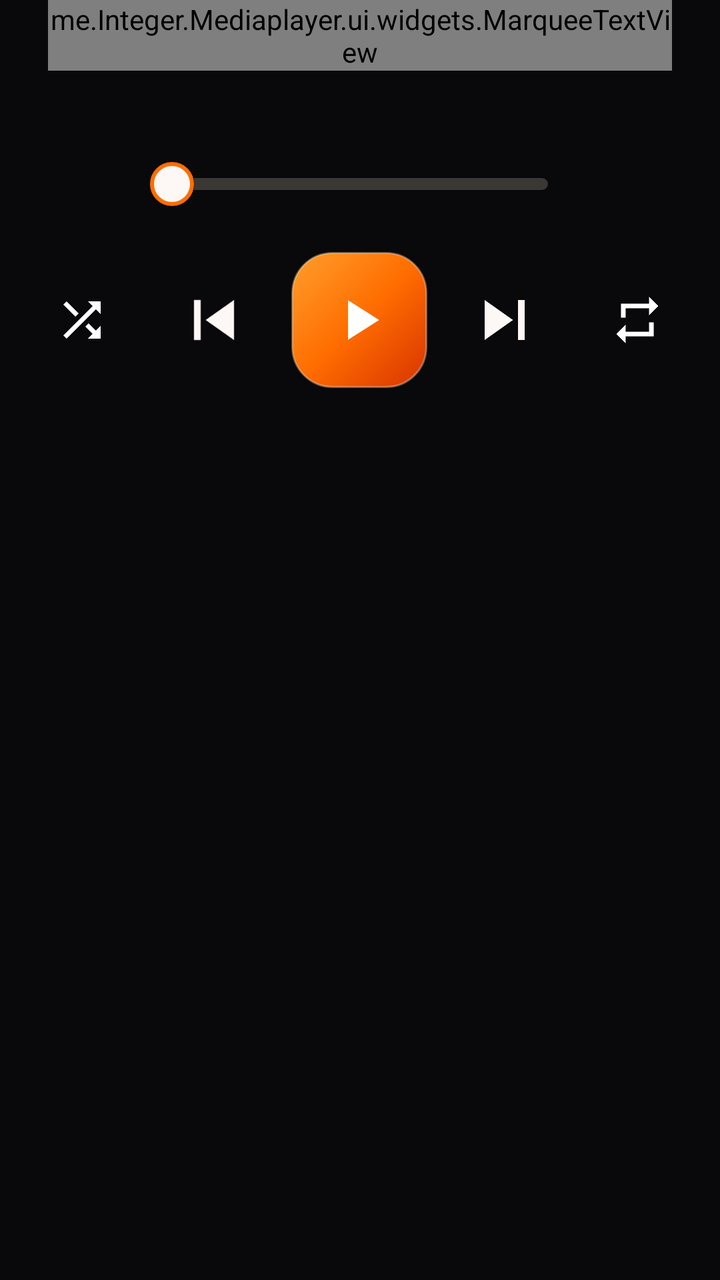
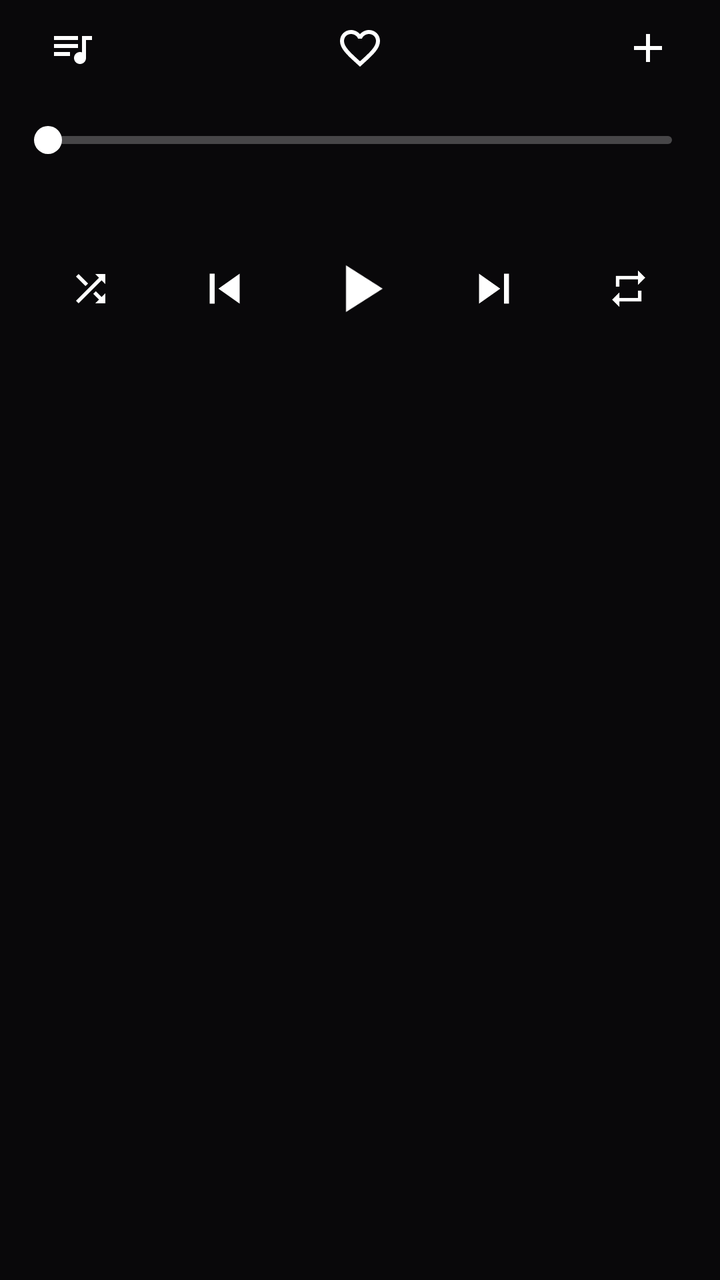

Before-and-after screenshots of an Android layout around one commit, followed by the original layout XML and the change that was made.
<!-- AndroidManifest.xml: application theme Theme.Mediaplayer -->
<!-- res/layout/player_panel.xml -->
<?xml version="1.0" encoding="utf-8"?>
<LinearLayout xmlns:android="http://schemas.android.com/apk/res/android"
    android:layout_width="match_parent"
    android:layout_height="wrap_content"
    android:clipChildren="false"
    android:orientation="vertical"
    android:paddingBottom="16dp">

    
    <LinearLayout
        android:id="@+id/playerTextBlock"
        android:layout_width="match_parent"
        android:layout_height="wrap_content"
        android:orientation="vertical"
        android:paddingLeft="24dp"
        android:paddingRight="24dp">

        <me.Integer.Mediaplayer.ui.widgets.MarqueeTextView
            android:id="@+id/playerTitle"
            android:layout_width="match_parent"
            android:layout_height="wrap_content"
            android:textColor="#FFFFFF"
            android:textSize="26sp"
            android:textStyle="bold" />

        <TextView
            android:id="@+id/playerArtist"
            android:layout_width="match_parent"
            android:layout_height="wrap_content"
            android:layout_marginTop="2dp"
            android:ellipsize="end"
            android:singleLine="true"
            android:textColor="#E6D7CF"
            android:textSize="17sp" />
    </LinearLayout>

    <LinearLayout
        android:layout_width="match_parent"
        android:layout_height="wrap_content"
        android:layout_marginTop="10dp"
        android:gravity="center_vertical"
        android:orientation="horizontal"
        android:paddingLeft="20dp"
        android:paddingRight="20dp">

        <TextView
            android:id="@+id/playerElapsed"
            android:layout_width="52dp"
            android:layout_height="wrap_content"
            android:maxLines="1"
            android:textColor="#E6D7CF"
            android:textSize="13sp" />

        <SeekBar
            android:id="@+id/playerSeek"
            android:layout_width="0dp"
            android:layout_height="44dp"
            android:layout_weight="1"
            android:contentDescription="@string/player_seek"
            android:maxHeight="6dp"
            android:minHeight="6dp"
            android:paddingLeft="14dp"
            android:paddingRight="14dp"
            android:progressDrawable="@drawable/player_seek_progress"
            android:thumb="@drawable/player_seek_thumb" />

        <TextView
            android:id="@+id/playerDuration"
            android:layout_width="52dp"
            android:layout_height="wrap_content"
            android:gravity="end"
            android:maxLines="1"
            android:textColor="#E6D7CF"
            android:textSize="13sp" />
    </LinearLayout>

    
    <LinearLayout
        android:layout_width="match_parent"
        android:layout_height="84dp"
        android:layout_marginTop="4dp"
        android:clipChildren="false"
        android:orientation="horizontal"
        android:paddingLeft="8dp"
        android:paddingRight="8dp">

        <FrameLayout
            android:id="@+id/playerShuffle"
            android:layout_width="0dp"
            android:layout_height="match_parent"
            android:layout_weight="1"
            android:background="@drawable/player_cell_bg"
            android:clickable="true"
            android:contentDescription="@string/player_shuffle"
            android:focusable="true">

            <ImageView
                android:id="@+id/playerShuffleIcon"
                android:layout_width="28dp"
                android:layout_height="28dp"
                android:layout_gravity="center"
                android:contentDescription="@null"
                android:src="@drawable/player_ic_shuffle" />
        </FrameLayout>

        <FrameLayout
            android:id="@+id/playerPrevious"
            android:layout_width="0dp"
            android:layout_height="match_parent"
            android:layout_weight="1"
            android:background="@drawable/player_cell_bg"
            android:clickable="true"
            android:contentDescription="@string/player_previous"
            android:focusable="true">

            <ImageView
                android:id="@+id/playerPreviousIcon"
                android:layout_width="40dp"
                android:layout_height="40dp"
                android:layout_gravity="center"
                android:contentDescription="@null"
                android:src="@drawable/player_ic_previous"
                android:tint="#FDF8F5" />
        </FrameLayout>

        <FrameLayout
            android:id="@+id/playerPlay"
            android:layout_width="0dp"
            android:layout_height="match_parent"
            android:layout_weight="1.2"
            android:background="@drawable/player_cell_bg"
            android:clickable="true"
            android:clipChildren="false"
            android:contentDescription="@string/player_play"
            android:focusable="true">

            <View
                android:id="@+id/playerPlayPulse"
                android:layout_width="68dp"
                android:layout_height="68dp"
                android:layout_gravity="center"
                android:alpha="0"
                android:background="@drawable/player_play_pulse" />

            <FrameLayout
                android:id="@+id/playerPlayButton"
                android:layout_width="68dp"
                android:layout_height="68dp"
                android:layout_gravity="center"
                android:background="@drawable/player_play_bg">

                <ImageView
                    android:id="@+id/playerPlayIcon"
                    android:layout_width="match_parent"
                    android:layout_height="match_parent"
                    android:contentDescription="@null"
                    android:padding="17dp"
                    android:src="@drawable/player_ic_play"
                    android:tint="#FFFFFF" />
            </FrameLayout>
        </FrameLayout>

        <FrameLayout
            android:id="@+id/playerNext"
            android:layout_width="0dp"
            android:layout_height="match_parent"
            android:layout_weight="1"
            android:background="@drawable/player_cell_bg"
            android:clickable="true"
            android:contentDescription="@string/player_next"
            android:focusable="true">

            <ImageView
                android:id="@+id/playerNextIcon"
                android:layout_width="40dp"
                android:layout_height="40dp"
                android:layout_gravity="center"
                android:contentDescription="@null"
                android:src="@drawable/player_ic_next"
                android:tint="#FDF8F5" />
        </FrameLayout>

        <FrameLayout
            android:id="@+id/playerRepeat"
            android:layout_width="0dp"
            android:layout_height="match_parent"
            android:layout_weight="1"
            android:background="@drawable/player_cell_bg"
            android:clickable="true"
            android:contentDescription="@string/player_repeat"
            android:focusable="true">

            <ImageView
                android:id="@+id/playerRepeatIcon"
                android:layout_width="28dp"
                android:layout_height="28dp"
                android:layout_gravity="center"
                android:contentDescription="@null"
                android:src="@drawable/player_ic_repeat" />
        </FrameLayout>
    </LinearLayout>

</LinearLayout>
<!-- resources referenced by this layout -->
<resources>
  <!-- drawable player_ic_play (drawable) -->
  <vector xmlns:android="http://schemas.android.com/apk/res/android"
      android:width="24dp"
      android:height="24dp"
      android:viewportWidth="24"
      android:viewportHeight="24">
      <path
          android:fillColor="#FFFFFFFF"
          android:pathData="M8,5v14l11,-7z" />
  </vector>
  <!-- drawable player_play_bg (drawable) -->
  <?xml version="1.0" encoding="utf-8"?>
  <shape xmlns:android="http://schemas.android.com/apk/res/android"
      android:shape="rectangle">
      <corners android:radius="20dp" />
      <gradient
          android:angle="315"
          android:startColor="#FFFF9E2C"
          android:centerColor="#FFFF6D00"
          android:endColor="#FFD83400"
          android:type="linear" />
      <stroke
          android:width="1dp"
          android:color="#55FFF3E0" />
  </shape>
  <!-- drawable player_play_pulse (drawable) -->
  <?xml version="1.0" encoding="utf-8"?>
  <shape xmlns:android="http://schemas.android.com/apk/res/android"
      android:shape="rectangle">
      <corners android:radius="20dp" />
      <solid android:color="#00000000" />
      <stroke
          android:width="3dp"
          android:color="#FFFF6D00" />
  </shape>
  <!-- drawable player_seek_progress (drawable) -->
  <?xml version="1.0" encoding="utf-8"?>
  <layer-list xmlns:android="http://schemas.android.com/apk/res/android">
      <item android:id="@android:id/background">
          <shape android:shape="rectangle">
              <corners android:radius="3dp" />
              <size android:height="6dp" />
              <solid android:color="#33FFF3E0" />
          </shape>
      </item>
      <item android:id="@android:id/progress">
          <clip>
              <shape android:shape="rectangle">
                  <corners android:radius="3dp" />
                  <size android:height="6dp" />
                  <gradient
                      android:angle="0"
                      android:startColor="#FFE64A19"
                      android:centerColor="#FFFF6D00"
                      android:endColor="#FFFFAB40"
                      android:type="linear" />
              </shape>
          </clip>
      </item>
  </layer-list>
  <!-- drawable player_seek_thumb (drawable) -->
  <?xml version="1.0" encoding="utf-8"?>
  <shape xmlns:android="http://schemas.android.com/apk/res/android"
      android:shape="oval">
      <solid android:color="#FFFDF8F5" />
      <stroke
          android:width="2dp"
          android:color="#FF6D00" />
      <size
          android:width="22dp"
          android:height="22dp" />
  </shape>
  <string name="player_next">Next track</string>
  <string name="player_play">Play</string>
  <string name="player_previous">Previous track</string>
  <string name="player_repeat">Repeat</string>
  <string name="player_seek">Song position</string>
  <string name="player_shuffle">Shuffle</string>
  <color name="accent">#FFFF6D00</color>
  <color name="background">#FF09080A</color>
  <!-- drawable ic_splash_empty (drawable) -->
  <?xml version="1.0" encoding="utf-8"?>
  <vector xmlns:android="http://schemas.android.com/apk/res/android"
      android:width="1dp"
      android:height="1dp"
      android:viewportWidth="1"
      android:viewportHeight="1" />
  <!-- unchanged entries left out for length: 6 -->
</resources>

<!-- the commit's change to res/layout/player_panel.xml (unified diff, before → after) -->
@@ -4,85 +4,134 @@
     android:layout_height="wrap_content"
     android:clipChildren="false"
     android:orientation="vertical"
-    android:paddingBottom="16dp">
+    android:paddingBottom="20dp">
 
     
     <LinearLayout
-        android:id="@+id/playerTextBlock"
+        android:layout_width="match_parent"
+        android:layout_height="48dp"
+        android:gravity="center_vertical"
+        android:orientation="horizontal"
+        android:paddingLeft="12dp"
+        android:paddingRight="12dp">
+
+        <FrameLayout
+            android:id="@+id/playerQueue"
+            android:layout_width="48dp"
+            android:layout_height="48dp"
+            android:background="@drawable/player_cell_bg"
+            android:clickable="true"
+            android:contentDescription="@string/player_queue"
+            android:focusable="true">
+
+            <ImageView
+                android:id="@+id/playerQueueIcon"
+                android:layout_width="24dp"
+                android:layout_height="24dp"
+                android:layout_gravity="center"
+                android:contentDescription="@null"
+                android:src="@drawable/player_ic_queue"
+                android:tint="#FFFFFF" />
+        </FrameLayout>
+
+        <View
+            android:layout_width="0dp"
+            android:layout_height="1dp"
+            android:layout_weight="1" />
+
+        <FrameLayout
+            android:id="@+id/playerFavorite"
+            android:layout_width="48dp"
+            android:layout_height="48dp"
+            android:background="@drawable/player_cell_bg"
+            android:clickable="true"
+            android:contentDescription="@string/player_favorite"
+            android:focusable="true">
+
+            <ImageView
+                android:id="@+id/playerFavoriteIcon"
+                android:layout_width="24dp"
+                android:layout_height="24dp"
+                android:layout_gravity="center"
+                android:contentDescription="@null"
+                android:src="@drawable/player_ic_heart_outline"
+                android:tint="#FFFFFF" />
+        </FrameLayout>
+
+        <View
+            android:layout_width="0dp"
+            android:layout_height="1dp"
+            android:layout_weight="1" />
+
+        <FrameLayout
+            android:id="@+id/playerAdd"
+            android:layout_width="48dp"
+            android:layout_height="48dp"
+            android:background="@drawable/player_cell_bg"
+            android:clickable="true"
+            android:contentDescription="@string/player_add_playlist"
+            android:focusable="true">
+
+            <ImageView
+                android:id="@+id/playerAddIcon"
+                android:layout_width="24dp"
+                android:layout_height="24dp"
+                android:layout_gravity="center"
+                android:contentDescription="@null"
+                android:src="@drawable/player_ic_add"
+                android:tint="#FFFFFF" />
+        </FrameLayout>
+    </LinearLayout>
+
+    <SeekBar
+        android:id="@+id/playerSeek"
+        android:layout_width="match_parent"
+        android:layout_height="32dp"
+        android:layout_marginTop="6dp"
+        android:contentDescription="@string/player_seek"
+        android:maxHeight="4dp"
+        android:minHeight="4dp"
+        android:paddingLeft="24dp"
+        android:paddingRight="24dp"
+        android:progressDrawable="@drawable/player_seek_progress"
+        android:splitTrack="false"
+        android:thumb="@drawable/player_seek_thumb" />
+
+    <LinearLayout
         android:layout_width="match_parent"
         android:layout_height="wrap_content"
-        android:orientation="vertical"
+        android:orientation="horizontal"
         android:paddingLeft="24dp"
         android:paddingRight="24dp">
 
-        <me.Integer.Mediaplayer.ui.widgets.MarqueeTextView
-            android:id="@+id/playerTitle"
-            android:layout_width="match_parent"
-            android:layout_height="wrap_content"
-            android:textColor="#FFFFFF"
-            android:textSize="26sp"
-            android:textStyle="bold" />
-
-        <TextView
-            android:id="@+id/playerArtist"
-            android:layout_width="match_parent"
-            android:layout_height="wrap_content"
-            android:layout_marginTop="2dp"
-            android:ellipsize="end"
-            android:singleLine="true"
-            android:textColor="#E6D7CF"
-            android:textSize="17sp" />
-    </LinearLayout>
-
-    <LinearLayout
-        android:layout_width="match_parent"
-        android:layout_height="wrap_content"
-        android:layout_marginTop="10dp"
-        android:gravity="center_vertical"
-        android:orientation="horizontal"
-        android:paddingLeft="20dp"
-        android:paddingRight="20dp">
-
         <TextView
             android:id="@+id/playerElapsed"
-            android:layout_width="52dp"
+            android:layout_width="0dp"
             android:layout_height="wrap_content"
+            android:layout_weight="1"
             android:maxLines="1"
-            android:textColor="#E6D7CF"
-            android:textSize="13sp" />
-
-        <SeekBar
-            android:id="@+id/playerSeek"
-            android:layout_width="0dp"
-            android:layout_height="44dp"
-            android:layout_weight="1"
-            android:contentDescription="@string/player_seek"
-            android:maxHeight="6dp"
-            android:minHeight="6dp"
-            android:paddingLeft="14dp"
-            android:paddingRight="14dp"
-            android:progressDrawable="@drawable/player_seek_progress"
-            android:thumb="@drawable/player_seek_thumb" />
+            android:textColor="#B3FFFFFF"
+            android:textSize="12sp" />
 
         <TextView
             android:id="@+id/playerDuration"
-            android:layout_width="52dp"
+            android:layout_width="wrap_content"
             android:layout_height="wrap_content"
             android:gravity="end"
             android:maxLines="1"
-            android:textColor="#E6D7CF"
-            android:textSize="13sp" />
+            android:textColor="#B3FFFFFF"
+            android:textSize="12sp" />
     </LinearLayout>
 
     
     <LinearLayout
         android:layout_width="match_parent"
-        android:layout_height="84dp"
-        android:layout_marginTop="4dp"
+        android:layout_height="64dp"
+        android:layout_marginTop="10dp"
         android:clipChildren="false"
         android:orientation="horizontal"
-        android:paddingLeft="8dp"
-        android:paddingRight="8dp">
+        android:paddingLeft="12dp"
+        android:paddingRight="12dp">
 
         <FrameLayout
             android:id="@+id/playerShuffle"
@@ -96,8 +145,8 @@
 
             <ImageView
                 android:id="@+id/playerShuffleIcon"
-                android:layout_width="28dp"
-                android:layout_height="28dp"
+                android:layout_width="22dp"
+                android:layout_height="22dp"
                 android:layout_gravity="center"
                 android:contentDescription="@null"
                 android:src="@drawable/player_ic_shuffle" />
@@ -115,46 +164,38 @@
 
             <ImageView
                 android:id="@+id/playerPreviousIcon"
-                android:layout_width="40dp"
-                android:layout_height="40dp"
+                android:layout_width="30dp"
+                android:layout_height="30dp"
                 android:layout_gravity="center"
                 android:contentDescription="@null"
                 android:src="@drawable/player_ic_previous"
-                android:tint="#FDF8F5" />
+                android:tint="#FFFFFF" />
         </FrameLayout>
 
         <FrameLayout
             android:id="@+id/playerPlay"
             android:layout_width="0dp"
             android:layout_height="match_parent"
-            android:layout_weight="1.2"
+            android:layout_weight="1"
             android:background="@drawable/player_cell_bg"
             android:clickable="true"
             android:clipChildren="false"
             android:contentDescription="@string/player_play"
             android:focusable="true">
 
-            <View
-                android:id="@+id/playerPlayPulse"
-                android:layout_width="68dp"
-                android:layout_height="68dp"
-                android:layout_gravity="center"
-                android:alpha="0"
-                android:background="@drawable/player_play_pulse" />
-
+            
             <FrameLayout
                 android:id="@+id/playerPlayButton"
-                android:layout_width="68dp"
-                android:layout_height="68dp"
-                android:layout_gravity="center"
-                android:background="@drawable/player_play_bg">
+                android:layout_width="56dp"
+                android:layout_height="56dp"
+                android:layout_gravity="center">
 
                 <ImageView
                     android:id="@+id/playerPlayIcon"
                     android:layout_width="match_parent"
                     android:layout_height="match_parent"
                     android:contentDescription="@null"
-                    android:padding="17dp"
+                    android:padding="8dp"
                     android:src="@drawable/player_ic_play"
                     android:tint="#FFFFFF" />
             </FrameLayout>
@@ -172,12 +213,12 @@
 
             <ImageView
                 android:id="@+id/playerNextIcon"
-                android:layout_width="40dp"
-                android:layout_height="40dp"
+                android:layout_width="30dp"
+                android:layout_height="30dp"
                 android:layout_gravity="center"
                 android:contentDescription="@null"
                 android:src="@drawable/player_ic_next"
-                android:tint="#FDF8F5" />
+                android:tint="#FFFFFF" />
         </FrameLayout>
 
         <FrameLayout
@@ -192,8 +233,8 @@
 
             <ImageView
                 android:id="@+id/playerRepeatIcon"
-                android:layout_width="28dp"
-                android:layout_height="28dp"
+                android:layout_width="22dp"
+                android:layout_height="22dp"
                 android:layout_gravity="center"
                 android:contentDescription="@null"
                 android:src="@drawable/player_ic_repeat" />
<!-- resource entries referenced after the edit -->
@@ -1,5 +1,25 @@
 <!-- resources referenced by this layout -->
 <resources>
+  <!-- drawable player_ic_add (drawable) -->
+  <vector xmlns:android="http://schemas.android.com/apk/res/android"
+      android:width="24dp"
+      android:height="24dp"
+      android:viewportWidth="24"
+      android:viewportHeight="24">
+      <path
+          android:fillColor="#FFFFFFFF"
+          android:pathData="M19,13h-6v6h-2v-6H5v-2h6V5h2v6h6v2z" />
+  </vector>
+  <!-- drawable player_ic_heart_outline (drawable) -->
+  <vector xmlns:android="http://schemas.android.com/apk/res/android"
+      android:width="24dp"
+      android:height="24dp"
+      android:viewportWidth="24"
+      android:viewportHeight="24">
+      <path
+          android:fillColor="#FFFFFFFF"
+          android:pathData="M16.5,3c-1.74,0 -3.41,0.81 -4.5,2.09C10.91,3.81 9.24,3 7.5,3 4.42,3 2,5.42 2,8.5c0,3.78 3.4,6.86 8.55,11.54L12,21.35l1.45,-1.32C18.6,15.36 22,12.28 22,8.5 22,5.42 19.58,3 16.5,3zM12.1,18.55l-0.1,0.1 -0.1,-0.1C7.14,14.24 4,11.39 4,8.5 4,6.5 5.5,5 7.5,5c1.54,0 3.04,0.99 3.57,2.36h1.87C13.46,5.99 14.96,5 16.5,5c2,0 3.5,1.5 3.5,3.5 0,2.89 -3.14,5.74 -7.9,10.05z" />
+  </vector>
   <!-- drawable player_ic_play (drawable) -->
   <vector xmlns:android="http://schemas.android.com/apk/res/android"
       android:width="24dp"
@@ -10,52 +30,32 @@
           android:fillColor="#FFFFFFFF"
           android:pathData="M8,5v14l11,-7z" />
   </vector>
-  <!-- drawable player_play_bg (drawable) -->
-  <?xml version="1.0" encoding="utf-8"?>
-  <shape xmlns:android="http://schemas.android.com/apk/res/android"
-      android:shape="rectangle">
-      <corners android:radius="20dp" />
-      <gradient
-          android:angle="315"
-          android:startColor="#FFFF9E2C"
-          android:centerColor="#FFFF6D00"
-          android:endColor="#FFD83400"
-          android:type="linear" />
-      <stroke
-          android:width="1dp"
-          android:color="#55FFF3E0" />
-  </shape>
-  <!-- drawable player_play_pulse (drawable) -->
-  <?xml version="1.0" encoding="utf-8"?>
-  <shape xmlns:android="http://schemas.android.com/apk/res/android"
-      android:shape="rectangle">
-      <corners android:radius="20dp" />
-      <solid android:color="#00000000" />
-      <stroke
-          android:width="3dp"
-          android:color="#FFFF6D00" />
-  </shape>
+  <!-- drawable player_ic_queue (drawable) -->
+  <vector xmlns:android="http://schemas.android.com/apk/res/android"
+      android:width="24dp"
+      android:height="24dp"
+      android:viewportWidth="24"
+      android:viewportHeight="24">
+      <path
+          android:fillColor="#FFFFFFFF"
+          android:pathData="M15,6H3v2h12V6zM15,10H3v2h12v-2zM3,16h8v-2H3v2zM17,6v8.18C16.69,14.07 16.35,14 16,14c-1.66,0 -3,1.34 -3,3s1.34,3 3,3 3,-1.34 3,-3V8h3V6h-5z" />
+  </vector>
   <!-- drawable player_seek_progress (drawable) -->
   <?xml version="1.0" encoding="utf-8"?>
   <layer-list xmlns:android="http://schemas.android.com/apk/res/android">
       <item android:id="@android:id/background">
           <shape android:shape="rectangle">
-              <corners android:radius="3dp" />
-              <size android:height="6dp" />
-              <solid android:color="#33FFF3E0" />
+              <corners android:radius="2dp" />
+              <size android:height="4dp" />
+              <solid android:color="#40FFFFFF" />
           </shape>
       </item>
       <item android:id="@android:id/progress">
           <clip>
               <shape android:shape="rectangle">
-                  <corners android:radius="3dp" />
-                  <size android:height="6dp" />
-                  <gradient
-                      android:angle="0"
-                      android:startColor="#FFE64A19"
-                      android:centerColor="#FFFF6D00"
-                      android:endColor="#FFFFAB40"
-                      android:type="linear" />
+                  <corners android:radius="2dp" />
+                  <size android:height="4dp" />
+                  <solid android:color="#FFFFFFFF" />
               </shape>
           </clip>
       </item>
@@ -64,17 +64,17 @@
   <?xml version="1.0" encoding="utf-8"?>
   <shape xmlns:android="http://schemas.android.com/apk/res/android"
       android:shape="oval">
-      <solid android:color="#FFFDF8F5" />
-      <stroke
-          android:width="2dp"
-          android:color="#FF6D00" />
+      <solid android:color="#FFFFFFFF" />
       <size
-          android:width="22dp"
-          android:height="22dp" />
+          android:width="14dp"
+          android:height="14dp" />
   </shape>
+  <string name="player_add_playlist">Add to playlist</string>
+  <string name="player_favorite">Favorite</string>
   <string name="player_next">Next track</string>
   <string name="player_play">Play</string>
   <string name="player_previous">Previous track</string>
+  <string name="player_queue">Current queue</string>
   <string name="player_repeat">Repeat</string>
   <string name="player_seek">Song position</string>
   <string name="player_shuffle">Shuffle</string>
